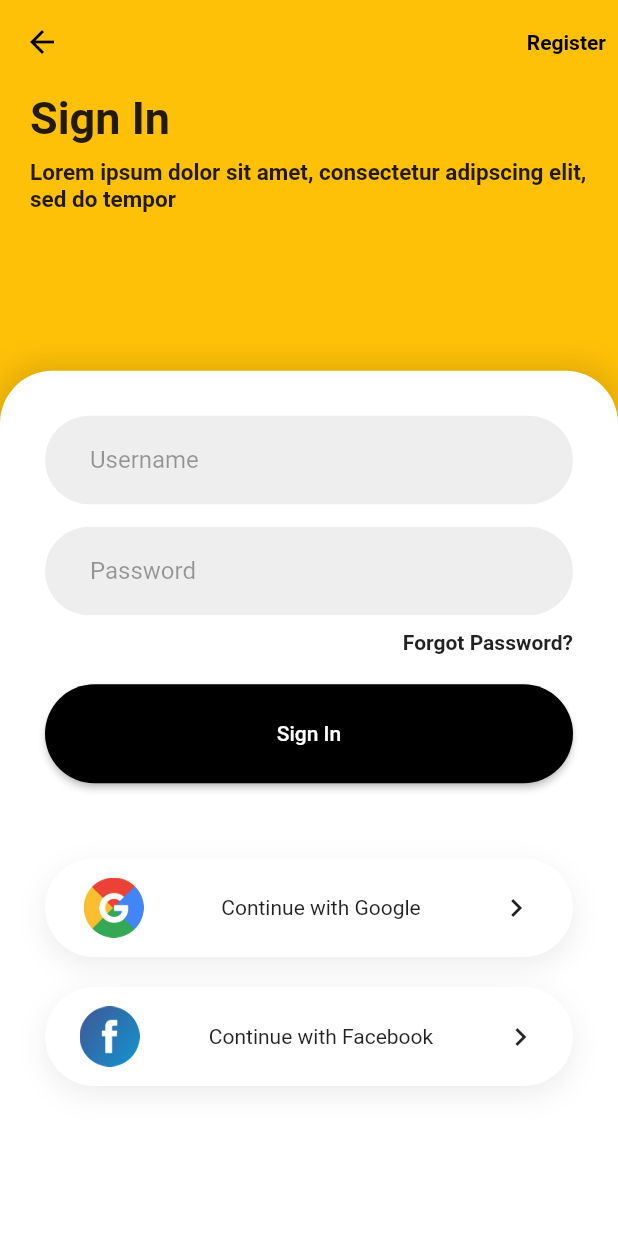
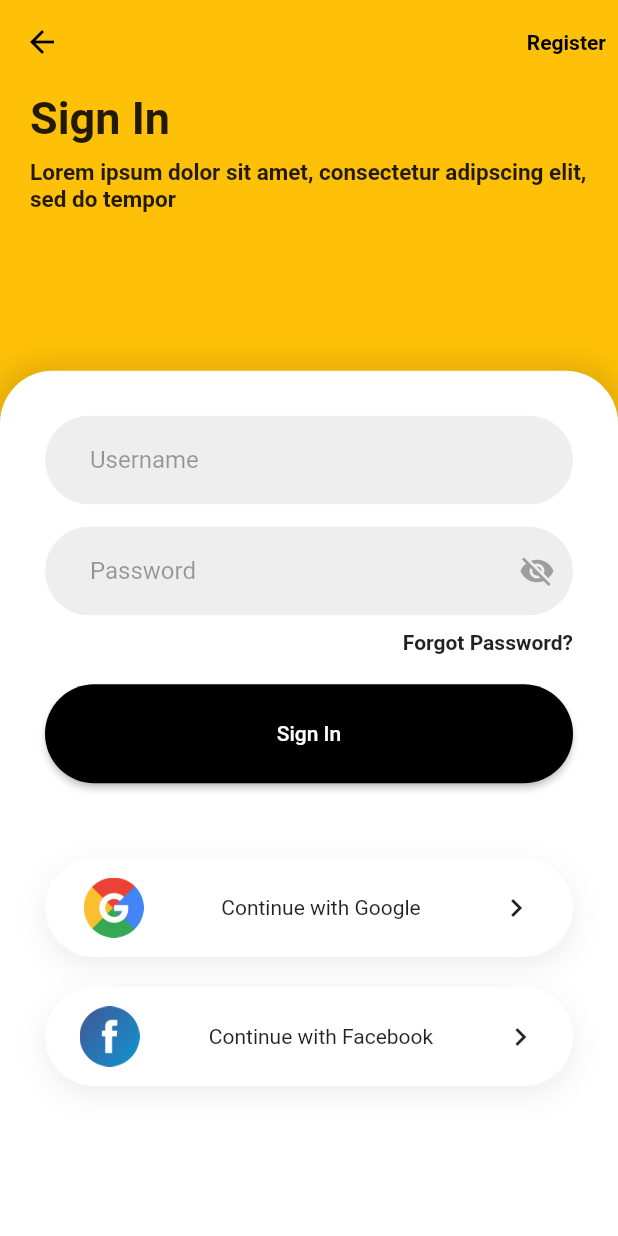
Before and after one commit to ZaryabAlam/Deeps, a Flutter app: the screen it shows after launch, after a tap on "Sign In", on a phone screen of 412 x 824 dp. Run offline on Flutter 3.47's test engine with Material 2 defaults, Android fonts, the light colour scheme and no system bars; our stand-ins replace fluttertoast, get, url_launcher_web.

Commit message:
Project Update

```diff
--- a/lib/views/signin.dart
+++ b/lib/views/signin.dart
@@ -2,9 +2,9 @@ import 'package:deeps/views/app_page.dart';
 import 'package:deeps/views/extra.dart';
 import 'package:deeps/views/signup.dart';
 import 'package:flutter/material.dart';
-import 'package:flutter/scheduler.dart';
 import 'package:url_launcher/url_launcher.dart';
 import 'package:get/get.dart';
+import 'package:fluttertoast/fluttertoast.dart';
 
 class SignIn extends StatefulWidget {
   @override
@@ -15,6 +15,11 @@ class _SignInState extends State<SignIn> {
   var _numberForm = GlobalKey<FormState>();
   bool isValidForm = false;
   bool isLoading = false;
+  final emailController = TextEditingController();
+  final passController = TextEditingController();
+  String? myEmail = "test@gmail.com";
+  String? myPass = "123456";
+  bool isObscure = true;
 
   @override
   Widget build(BuildContext context) {
@@ -114,7 +119,10 @@ class _SignInState extends State<SignIn> {
                               }
                               return null;
                             },
+                            controller: emailController,
                             cursorColor: Colors.black,
+                            textInputAction: TextInputAction.next,
+                            keyboardType: TextInputType.emailAddress,
                             decoration: InputDecoration(
                                 contentPadding: const EdgeInsets.symmetric(
                                     vertical: 20.0, horizontal: 30.0),
@@ -136,8 +144,11 @@ class _SignInState extends State<SignIn> {
                               }
                               return null;
                             },
+                            controller: passController,
                             cursorColor: Colors.black,
-                            obscureText: true,
+                            obscureText: isObscure,
+                            textInputAction: TextInputAction.done,
+                            keyboardType: TextInputType.text,
                             decoration: InputDecoration(
                                 contentPadding: const EdgeInsets.symmetric(
                                     vertical: 20.0, horizontal: 30.0),
@@ -145,6 +156,18 @@ class _SignInState extends State<SignIn> {
                                 hintStyle: TextStyle(color: Colors.black38),
                                 filled: true,
                                 fillColor: Colors.grey.shade200,
+                                suffixIcon: IconButton(
+                                    color: (isObscure
+                                        ? Colors.grey
+                                        : Colors.amber),
+                                    icon: Icon(isObscure
+                                        ? Icons.visibility_off
+                                        : Icons.visibility),
+                                    onPressed: () {
+                                      setState(() {
+                                        isObscure = !isObscure;
+                                      });
+                                    }),
                                 border: OutlineInputBorder(
                                     borderSide: BorderSide.none,
                                     borderRadius: BorderRadius.circular(80))),
@@ -152,7 +175,7 @@ class _SignInState extends State<SignIn> {
                           SizedBox(height: 10),
                           GestureDetector(
                             onTap: () {
-                              Get.to(() => AppPage());
+                              Get.to(() => Extra());
                             },
                             child: Align(
                                 alignment: Alignment.centerRight,
@@ -299,14 +322,27 @@ class _SignInState extends State<SignIn> {
       isLoading = false;
       navigator!.pop();
     });
-    Get.to(() => AppPage());
+    if (emailController.text == myEmail && passController.text == myPass) {
+      Get.to(() => AppPage());
+      Fluttertoast.showToast(
+        msg: 'Login Successful',
+        backgroundColor: Colors.green,
+      );
+    } else {
+      Fluttertoast.showToast(
+          msg: 'Login Failed',
+          toastLength: Toast.LENGTH_SHORT,
+          gravity: ToastGravity.BOTTOM,
+          backgroundColor: Colors.red.shade300,
+          textColor: Colors.white);
+    }
   }
 
   showLoaderDialog(BuildContext context) async {
     AlertDialog alert = await AlertDialog(
       content: new Row(
         children: [
-          CircularProgressIndicator(),
+          CircularProgressIndicator(color: Colors.amber),
           Container(
               margin: EdgeInsets.only(left: 7), child: Text("Loading...")),
         ],
@@ -328,7 +364,7 @@ progressDialogue(BuildContext context) async {
     elevation: 0,
     content: Container(
       child: Center(
-        child: CircularProgressIndicator(),
+        child: CircularProgressIndicator(color: Colors.amber),
       ),
     ),
   );
--- a/pubspec.yaml
+++ b/pubspec.yaml
@@ -39,6 +39,7 @@ dependencies:
   flutter_native_splash: ^1.2.0
   get: ^4.6.5
   url_launcher: ^5.2.7
+  fluttertoast: ^8.1.0
 
 dev_dependencies:
   flutter_test:
```
Also changed, not shown: pubspec.lock.
